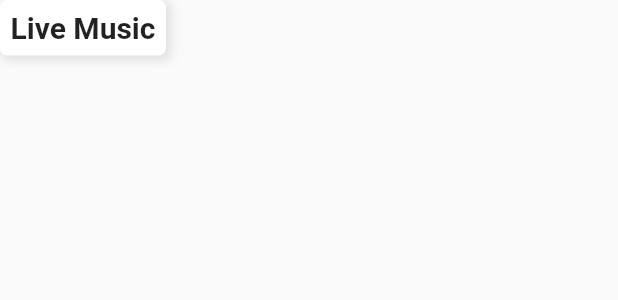
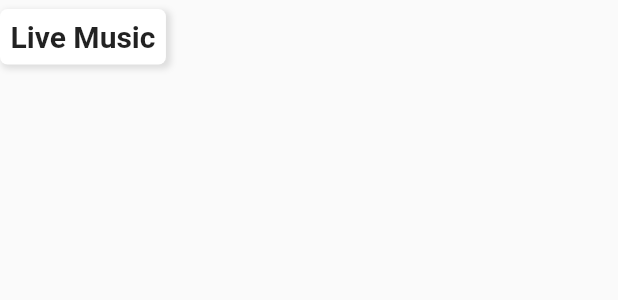
Before and after one commit to Dan-Sutton/spotlas_code_challenge, a Flutter app: the PostTag widget shown alone on an empty page, opened directly, on a phone screen of 412 x 824 dp. Shown: the top 300 px of the screen. Run offline on Flutter 3.47's test engine with Material 2 defaults, Android fonts, the phone set to English and light mode, and no system bars; network calls fail.

Commit message:
single item rough layout completed

```diff
--- a/lib/components/post_tag.dart
+++ b/lib/components/post_tag.dart
@@ -5,7 +5,9 @@ class PostTag extends StatelessWidget {
 
   @override
   Widget build(BuildContext context) {
-    return Container(
+    return Padding(
+      padding: const EdgeInsets.symmetric(vertical: 6),
+      child: Container(
         decoration: BoxDecoration(
             color: Colors.white,
             borderRadius: BorderRadius.circular(5),
@@ -13,7 +15,7 @@ class PostTag extends StatelessWidget {
               BoxShadow(
                   color: Colors.grey.withOpacity(0.3),
                   spreadRadius: 1,
-                blurRadius: 5,
+                  blurRadius: 3,
                   offset: const Offset(2, 2)),
             ]),
         padding: EdgeInsets.all(7),
@@ -21,6 +23,7 @@ class PostTag extends StatelessWidget {
           'Live Music',
           style: TextStyle(fontSize: 20, fontWeight: FontWeight.w700),
         ),
+      ),
     );
   }
 }
--- a/lib/components/post_text.dart
+++ b/lib/components/post_text.dart
@@ -64,7 +64,7 @@ class _PostTextState extends State<PostText> {
                           });
                         },
                       text: showMoreText,
-                      style: TextStyle(color: Colors.grey[300])),
+                      style: TextStyle(color: Colors.grey[400])),
                 ],
               ),
             ),
```
Also changed, not shown: lib/components/post.dart (+12 -2 lines), lib/components/post_tags_row.dart (+6 -5 lines). Lines whose indentation alone changed are shown as unchanged.
